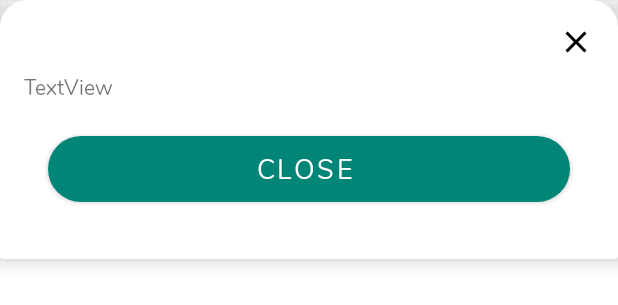
After one commit to photizzo/NatureFarmApp, an Android app: the layout bottom_sheet.xml on its own in the app's theme, with its tools: preview values and no code run, on a phone screen of 412 x 824 dp. The commit adds this screen. Shown: the top 305 px of the screen. Run offline under Robolectric (Android 15) with nearby library versions, the phone set to English and light mode, and no system bars.

Commit message:
Added bottom sheet Fixed google maps not showing

```diff
--- a/app/src/main/AndroidManifest.xml
+++ b/app/src/main/AndroidManifest.xml
@@ -2,6 +2,8 @@
 <manifest xmlns:android="http://schemas.android.com/apk/res/android"
     xmlns:tools="http://schemas.android.com/tools"
     package="com.threedee.nature">
+
+    <uses-permission android:name="android.permission.INTERNET" />
 
     <application
         android:name=".App"
@@ -34,6 +36,9 @@
         <meta-data
             android:name="com.google.android.geo.API_KEY"
             android:value="AIzaSyBhSAWR0JnYox1CqTJmSSn9ATxmS3uFpmE"/>
+        <meta-data
+            android:name="com.google.android.gms.version"
+            android:value="@integer/google_play_services_version" />
     </application>
 
 </manifest>
--- a/app/src/main/java/com/threedee/nature/add/AddFarmLocationDetailsFragment.kt
+++ b/app/src/main/java/com/threedee/nature/add/AddFarmLocationDetailsFragment.kt
@@ -17,10 +17,13 @@ class AddFarmLocationDetailsFragment : DaggerFragment() {
         savedInstanceState: Bundle?
     ): View? {
         binding = DataBindingUtil.inflate(
-            inflater, R.layout.layout_farm_details, container, false);
+            inflater, R.layout.layout_farm_details, container, false)
         return binding.root
     }
 
     override fun onViewCreated(view: View, savedInstanceState: Bundle?) {
+        binding.pickCoordinatorButton.setOnClickListener {
+            PickFarmCoordinatesActivity.startActivity(view.context)
+        }
     }
 }
--- a/app/src/main/java/com/threedee/nature/add/AddFarmersFragment.kt
+++ b/app/src/main/java/com/threedee/nature/add/AddFarmersFragment.kt
@@ -17,7 +17,7 @@ class AddFarmersFragment : DaggerFragment() {
         savedInstanceState: Bundle?
     ): View? {
         binding = DataBindingUtil.inflate(
-            inflater, R.layout.layout_farmer_details, container, false);
+            inflater, R.layout.layout_farmer_details, container, false)
         return binding.root
     }
 
--- a/app/src/main/java/com/threedee/nature/splash/SplashActivity.kt
+++ b/app/src/main/java/com/threedee/nature/splash/SplashActivity.kt
@@ -4,6 +4,7 @@ import androidx.appcompat.app.AppCompatActivity
 import android.os.Bundle
 import com.threedee.nature.login.LoginActivity
 import com.threedee.nature.R
+import com.threedee.nature.add.PickFarmCoordinatesActivity
 import com.threedee.nature.home.MainActivity
 import timber.log.Timber
 
@@ -13,7 +14,7 @@ class SplashActivity : AppCompatActivity() {
         // Revert back to app theme before super.onCreate()
         setTheme(R.style.AppTheme)
         super.onCreate(savedInstanceState)
-        LoginActivity.startActivity(this)
+        PickFarmCoordinatesActivity.startActivity(this)
         finish()
     }
 }
--- /dev/null
+++ b/app/src/main/res/drawable/ic_close.xml
@@ -0,0 +1,9 @@
+<vector xmlns:android="http://schemas.android.com/apk/res/android"
+        android:width="24dp"
+        android:height="24dp"
+        android:viewportWidth="24.0"
+        android:viewportHeight="24.0">
+    <path
+        android:fillColor="#FF000000"
+        android:pathData="M19,6.41L17.59,5 12,10.59 6.41,5 5,6.41 10.59,12 5,17.59 6.41,19 12,13.41 17.59,19 19,17.59 13.41,12z"/>
+</vector>
--- /dev/null
+++ b/app/src/main/res/drawable/rounded_top_corners.xml
@@ -0,0 +1,5 @@
+<?xml version="1.0" encoding="utf-8"?>
+<shape xmlns:android="http://schemas.android.com/apk/res/android">
+    <solid android:color="@android:color/white" />
+    <corners android:topLeftRadius="18dp" android:topRightRadius="18dp" />
+</shape>
--- /dev/null
+++ b/app/src/main/res/layout/bottom_sheet.xml
@@ -0,0 +1,70 @@
+<?xml version="1.0" encoding="utf-8"?>
+<layout xmlns:tools="http://schemas.android.com/tools"
+    xmlns:android="http://schemas.android.com/apk/res/android"
+    xmlns:app="http://schemas.android.com/apk/res-auto">
+
+    <androidx.cardview.widget.CardView
+        android:id="@+id/bottom_sheet"
+        android:layout_width="match_parent"
+        android:layout_height="wrap_content"
+        android:clipChildren="false"
+        android:clipToPadding="false"
+        android:background="@android:color/transparent"
+        android:divider="@android:color/transparent"
+        android:dividerHeight="0dp"
+        android:paddingBottom="32dp"
+        app:behavior_hideable="true"
+        app:behavior_peekHeight="100dp"
+        app:cardBackgroundColor="@android:color/transparent"
+        app:cardElevation="8dp"
+        app:layout_behavior="com.google.android.material.bottomsheet.BottomSheetBehavior">
+
+        <androidx.constraintlayout.widget.ConstraintLayout
+            android:layout_width="match_parent"
+            android:layout_height="match_parent"
+            android:orientation="vertical"
+            android:background="@drawable/rounded_top_corners">
+
+            <ImageView
+                android:id="@+id/closeButton"
+                android:layout_width="wrap_content"
+                android:layout_height="wrap_content"
+                android:layout_marginTop="16dp"
+                android:layout_marginEnd="16dp"
+                app:layout_constraintEnd_toEndOf="parent"
+                app:layout_constraintTop_toTopOf="parent"
+                app:srcCompat="@drawable/ic_close" />
+
+            <TextView
+                android:id="@+id/messageTextView"
+                android:layout_width="0dp"
+                android:layout_height="wrap_content"
+                android:layout_marginStart="16dp"
+                android:layout_marginTop="8dp"
+                android:layout_marginEnd="16dp"
+                android:text="TextView"
+                android:textAlignment="viewStart"
+                app:layout_constraintEnd_toEndOf="parent"
+                app:layout_constraintStart_toStartOf="parent"
+                app:layout_constraintTop_toBottomOf="@+id/closeButton" />
+
+            <com.google.android.material.button.MaterialButton
+                android:id="@+id/closeSheet"
+                android:layout_width="0dp"
+                android:layout_height="56dp"
+                android:layout_marginStart="32dp"
+                android:layout_marginTop="16dp"
+                android:layout_marginEnd="32dp"
+                android:layout_marginBottom="32dp"
+                android:elevation="4dp"
+                android:text="Close "
+                android:textSize="18sp"
+                app:cornerRadius="25dp"
+                app:layout_constraintBottom_toBottomOf="parent"
+                app:layout_constraintEnd_toEndOf="parent"
+                app:layout_constraintStart_toStartOf="parent"
+                app:layout_constraintTop_toBottomOf="@+id/messageTextView" />
+        </androidx.constraintlayout.widget.ConstraintLayout>
+
+    </androidx.cardview.widget.CardView>
+</layout>
```
Also changed, not shown: app/src/main/java/com/threedee/nature/add/PickFarmCoordinatesActivity.kt (+40 -1 lines), app/src/main/res/layout/activity_pick_farm_coordinates.xml (+15 -4 lines), app/src/main/res/values/styles.xml (+0 -7 lines).
